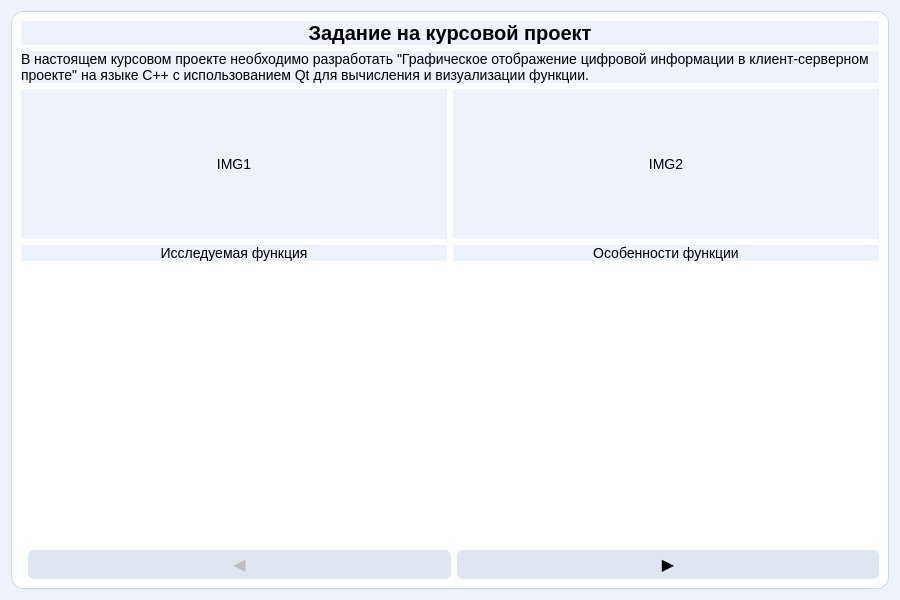
First picture: the form in UI/Timpproject/welcomewindow.ui, repository Wshido/FormG, before the edit.
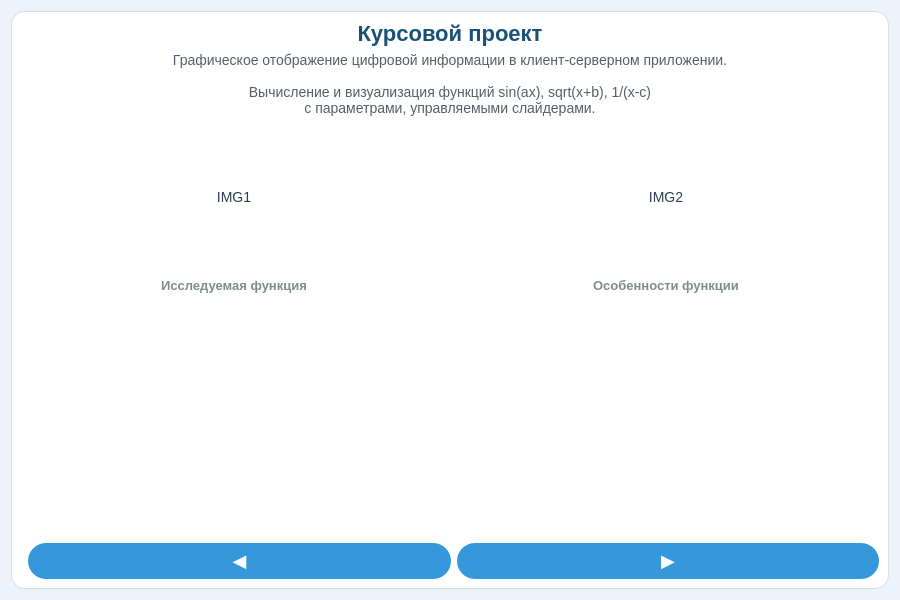
Second picture: the form after the edit.

```diff
--- a/UI/Timpproject/welcomewindow.ui
+++ b/UI/Timpproject/welcomewindow.ui
@@ -17,38 +17,57 @@
    <string notr="true">
 QWidget {
     background-color: #eef3fb;
-    font-family: "Segoe UI";
+    font-family: "Segoe UI", Arial;
     font-size: 14px;
 }
 
 QFrame#mainFrame {
     background-color: #ffffff;
-    border-radius: 12px;
-    border: 1px solid #cfd8e3;
+    border-radius: 14px;
+    border: 1px solid #d5dde8;
 }
 
 QLabel {
-    color: #000000;
+    color: #2c3e50;
+    background: transparent;
 }
 
 QLabel#titleLabel {
-    font-size: 20px;
+    font-size: 22px;
     font-weight: bold;
+    color: #1a5276;
 }
 
-QPushButton {
-    background-color: #e0e6ef;
-    border-radius: 6px;
-    padding: 5px 12px;
-    font-size: 16px;
+QLabel#descriptionLabel {
+    font-size: 14px;
+    color: #555e68;
+    line-height: 1.5;
 }
 
-QPushButton:hover {
-    background-color: #d0d8e5;
+QLabel#imageTitle1, QLabel#imageTitle2 {
+    font-size: 13px;
+    font-weight: bold;
+    color: #7f8c8d;
+}
+
+QPushButton#backButton, QPushButton#nextButton {
+    background-color: #3498db;
+    color: white;
+    border-radius: 18px;
+    font-size: 18px;
+    min-width: 40px;
+    min-height: 36px;
+}
+
+QPushButton#backButton:hover, QPushButton#nextButton:hover {
+    background-color: #2980b9;
+}
+
+QPushButton#backButton:pressed, QPushButton#nextButton:pressed {
+    background-color: #1a5276;
 }
    </string>
   </property>
-
   <layout class="QVBoxLayout" name="mainLayout">
    <item>
     <widget class="QFrame" name="mainFrame">
@@ -57,7 +76,7 @@
       <item>
        <widget class="QLabel" name="titleLabel">
         <property name="text">
-         <string>Задание на курсовой проект</string>
+         <string>Курсовой проект</string>
         </property>
         <property name="alignment">
          <set>Qt::AlignCenter</set>
@@ -68,14 +87,19 @@
       <item>
        <widget class="QLabel" name="descriptionLabel">
         <property name="text">
-         <string>В настоящем курсовом проекте необходимо разработать "Графическое отображение цифровой информации в клиент-серверном проекте" на языке C++ с использованием Qt для вычисления и визуализации функции.</string>
+         <string>Графическое отображение цифровой информации в клиент-серверном приложении.
+
+Вычисление и визуализация функций sin(ax), sqrt(x+b), 1/(x-c)
+с параметрами, управляемыми слайдерами.</string>
        </property>
        <property name="wordWrap">
         <bool>true</bool>
        </property>
-      </widget>
-     </item>
-
+        <property name="alignment">
+         <set>Qt::AlignCenter</set>
+        </property>
+       </widget>
+      </item>
      <item>
       <layout class="QHBoxLayout" name="imagesLayout">
 
@@ -155,10 +179,10 @@
        <property name="orientation">
         <enum>Qt::Vertical</enum>
        </property>
-       <property name="sizeHint">
+        <property name="sizeHint" stdset="0">
         <size>
          <width>20</width>
-         <height>40</height>
+          <height>20</height>
         </size>
        </property>
       </spacer>
@@ -177,10 +201,7 @@
        <item>
         <widget class="QPushButton" name="backButton">
          <property name="text">
-          <string>◀</string>
-         </property>
-         <property name="enabled">
-          <bool>false</bool>
+           <string>&#9664;</string>
          </property>
         </widget>
        </item>
```
Left out of the diff: 32 changed lines with no effect on the pictures. Lines whose indentation alone changed are shown as unchanged.
